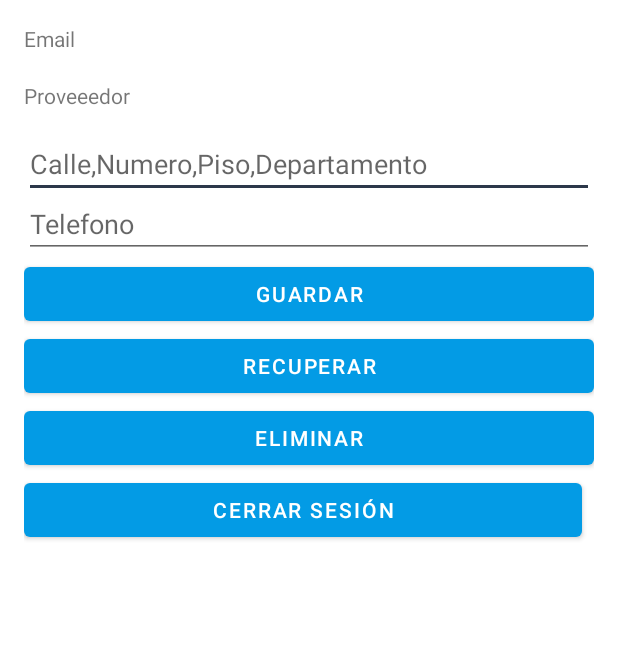
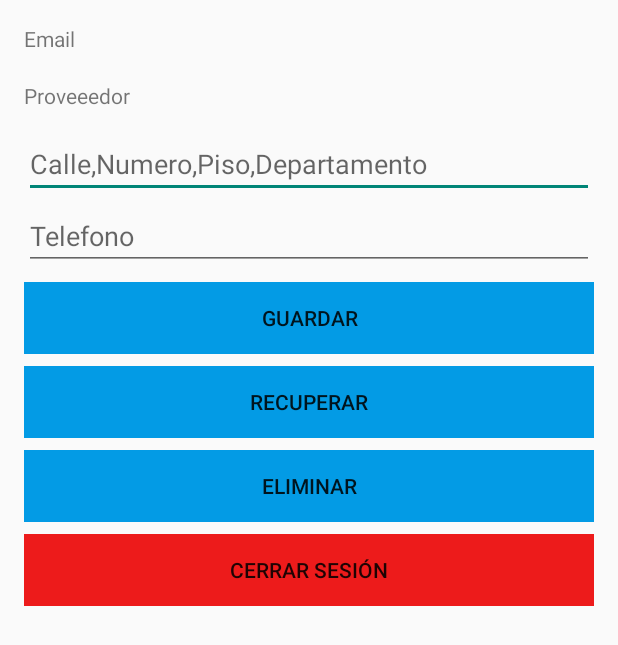
Before and after one commit to EstebanCastanera91/Android, an Android app: the layout activity_home.xml on its own in the app's theme, with its tools: preview values and no code run, on a phone screen of 412 x 824 dp. Shown: the top 645 px of the screen. Run offline under Robolectric (Android 15) with nearby library versions, the phone set to English and light mode, and no system bars.

Commit message:
Actualizacion de estilos

```diff
--- a/app/src/main/res/layout/activity_auth.xml
+++ b/app/src/main/res/layout/activity_auth.xml
@@ -58,10 +58,7 @@
                 android:text="REGISTRAR"
                 android:textColor="@android:color/white"
                 android:visibility="visible"
-                tools:visibility="visible" /><![CDATA[
-            android:text="REGISTRAR" />
-
-            ]]>
+                tools:visibility="visible" />
 
             <Space
                 android:layout_width="8dp"
@@ -84,6 +81,7 @@
             android:layout_weight="1"
             />
 
+
         <Button
             android:id="@+id/googleButton"
             android:layout_width="match_parent"
@@ -93,8 +91,10 @@
             android:drawableStart="@mipmap/google"
             android:paddingStart="16dp"
             android:text="Google"
-            android:textAlignment="textStart"
+            android:textAlignment="viewStart"
             android:textColor="@color/colorPrimaryDark" />
+
+
     </LinearLayout>
 
 </androidx.constraintlayout.widget.ConstraintLayout>
--- a/app/src/main/res/layout/activity_home.xml
+++ b/app/src/main/res/layout/activity_home.xml
@@ -46,7 +46,7 @@
 
         <Space
             android:layout_width="match_parent"
-            android:layout_height="wrap_content" />
+            android:layout_height="8dp" />
 
         <EditText
             android:id="@+id/phoneTextView"
@@ -56,7 +56,7 @@
 
         <Space
             android:layout_width="match_parent"
-            android:layout_height="wrap_content" />
+            android:layout_height="8dp" />
 
         <LinearLayout
             android:layout_width="match_parent"
@@ -68,13 +68,14 @@
                 android:layout_width="280dp"
                 android:layout_height="wrap_content"
                 android:layout_weight="1"
+                android:background="@color/colorPrimary"
                 android:text="GUARDAR" />
 
         </LinearLayout>
 
         <Space
             android:layout_width="wrap_content"
-            android:layout_height="wrap_content"
+            android:layout_height="8dp"
             android:layout_weight="1" />
 
         <LinearLayout
@@ -88,12 +89,13 @@
                 android:layout_width="match_parent"
                 android:layout_height="wrap_content"
                 android:layout_weight="1"
+                android:background="@color/colorPrimary"
                 android:text="RECUPERAR" />
         </LinearLayout>
 
         <Space
             android:layout_width="wrap_content"
-            android:layout_height="wrap_content"
+            android:layout_height="8dp"
             android:layout_weight="1" />
 
         <LinearLayout
@@ -106,12 +108,13 @@
                 android:layout_width="match_parent"
                 android:layout_height="wrap_content"
                 android:layout_weight="1"
+                android:background="@color/colorPrimary"
                 android:text="ELIMINAR" />
         </LinearLayout>
 
         <Space
             android:layout_width="wrap_content"
-            android:layout_height="wrap_content"
+            android:layout_height="8dp"
             android:layout_weight="1" />
 
         <LinearLayout
@@ -121,14 +124,12 @@
 
             <Button
                 android:id="@+id/logOutButton"
-                android:layout_width="wrap_content"
-                android:layout_height="wrap_content"
+                android:layout_width="match_parent"
+                android:layout_height="match_parent"
                 android:layout_weight="1"
+                android:background="@color/cerrarSesion"
+
                 android:text="Cerrar Sesión" />
-
-            <Space
-                android:layout_width="8dp"
-                android:layout_height="match_parent" />
 
         </LinearLayout>
 
--- a/app/src/main/res/values/colors.xml
+++ b/app/src/main/res/values/colors.xml
@@ -4,6 +4,7 @@
     <color name ="colorPrimaryDark">#2C384A</color>
     <color name="colorAccent">#039BE5</color>
     <color name="background">#ECEFF1</color>
+    <color name="cerrarSesion">#ED1b1b</color>
 
     <color name="purple_200">#FFBB86FC</color>
     <color name="purple_500">#FF6200EE</color>
--- a/app/src/main/res/values/themes.xml
+++ b/app/src/main/res/values/themes.xml
@@ -1,6 +1,6 @@
 <resources xmlns:tools="http://schemas.android.com/tools">
     <!-- Base application theme. -->
-    <style name="Theme.Gestionedificios" parent="Theme.MaterialComponents.DayNight.DarkActionBar">
+    <style name="Theme.Gestionedificios" parent="Theme.AppCompat.Light.NoActionBar">
         <!-- Primary brand color. -->
         <item name="colorPrimary">@color/colorPrimary</item>
         <item name="colorPrimaryVariant">@color/purple_700</item>
```
Also changed, not shown: app/src/main/res/mipmap/google.png.
